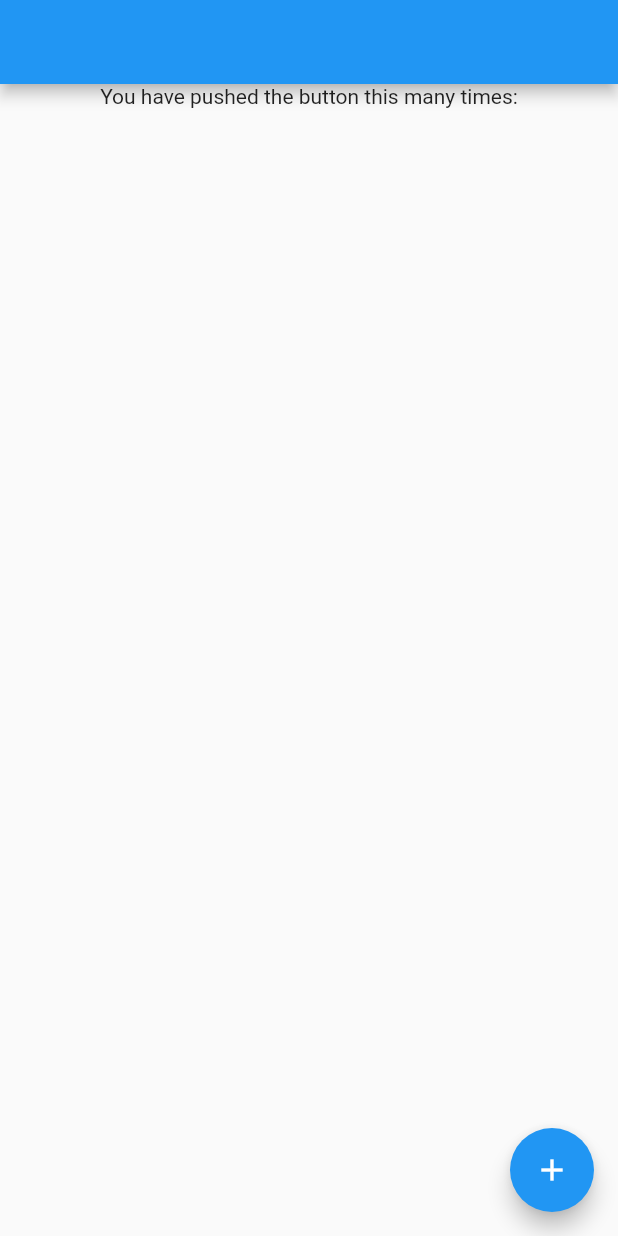
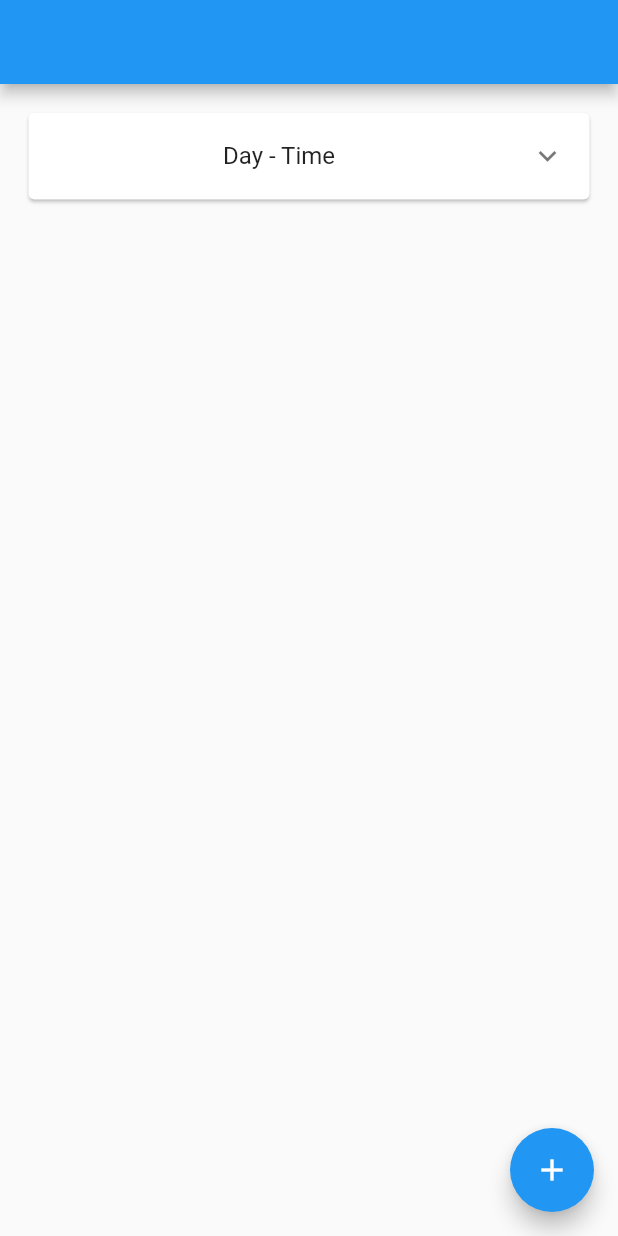
Before and after one commit to VithuJey/ping-me, a Flutter app: the screen it shows after launch, on a phone screen of 412 x 824 dp. Run offline on Flutter 3.47's test engine with Material 2 defaults, Android fonts, the phone set to English and light mode, and no system bars; missing offline and left inert: contact_picker.

Commit message:
Add day-time changes

```diff
--- a/lib/pages/details_list.dart
+++ b/lib/pages/details_list.dart
@@ -1,4 +1,5 @@
 import 'package:flutter/material.dart';
+import 'package:contact_picker/contact_picker.dart';
 
 class DetailsListPage extends StatefulWidget {
   // DetailsListPage({Key key, this.title}) : super(key: key);
@@ -11,34 +12,76 @@ class DetailsListPage extends StatefulWidget {
 
 class _DetailsListState extends State<DetailsListPage> {
 
+  final ContactPicker _contactPicker = new ContactPicker();
+  Contact _contact;
+
+  List dayTime = [];
+
   @override
   Widget build(BuildContext context) {
+
+    // this.dayTime = this.dayTime.isEmpty ? ModalRoute.of(context).settings.arguments : this.dayTime;
+    print(dayTime);
+
     return Scaffold(
       appBar: AppBar(
-        // Here we take the value from the MyHomePage object that was created by
-        // the App.build method, and use it to set our appbar title.
-        // title: Text(widget.title),
       ),
-      body: Center(
-        // Center is a layout widget. It takes a single child and positions it
-        // in the middle of the parent.
+      body: Container(
+        padding: EdgeInsets.all(15.0),
         child: Column(
-          children: <Widget>[
-            Text(
-              'You have pushed the button this many times:',
-            ),
-
-          ],
+          children: <Widget>[Flexible(child: dayTimeList())],
         ),
       ),
+
       floatingActionButton: FloatingActionButton(
         // onPressed: _incrementCounter,
-        onPressed: () {
-          Navigator.pushNamed(context, '/day_time');
-        },
+        onPressed: () async {
+                  Contact contact = await _contactPicker.selectContact();
+                  setState(() {
+                    _contact = contact;
+                    print(_contact);
+                  });
+                },
+
+        // () async {
+        //   dynamic result = await Navigator.pushNamed(context, '/day_time', arguments: dayTime);
+        //   setState(() {
+        //     dayTime = (result == null ? [] : result);
+        //   });
+        // },
         tooltip: 'Increment',
         child: Icon(Icons.add),
-      ), // This trailing comma makes auto-formatting nicer for build methods.
+      ),
     );
   }
+
+  Widget dayTimeList() {
+  return SingleChildScrollView(
+    child: Card(
+      child: ExpansionTile(
+        title: Text(
+          "Day - Time",
+          style: new TextStyle(),
+          textAlign: TextAlign.center,
+        ),
+        children: ListMyWidgets(),
+      ),
+    ),
+  );
 }
+
+  List<Widget> ListMyWidgets() {
+    List<Widget> list = new List();
+    for(int index=0;index<dayTime.length;index++) {
+      list.add(
+        ListTile(
+            title: Text("${dayTime[index]["day"]} - ${dayTime[index]["time"].hour}:${dayTime[index]["time"].minute} "),
+            trailing: Icon(Icons.more_vert),
+          ),
+
+      );
+    }
+    return list;
+  }
+
+}
--- a/pubspec.yaml
+++ b/pubspec.yaml
@@ -27,6 +27,10 @@ dependencies:
 dev_dependencies:
   flutter_test:
     sdk: flutter
+
+  contact_picker: ^0.0.2
+  permission_handler: ^5.0.0+hotfix.4
+
 
 
 # For information on the generic Dart part of this file, see the
```
Also changed, not shown: lib/pages/day_time.dart (+34 -10 lines), pubspec.lock, 1 other file.
